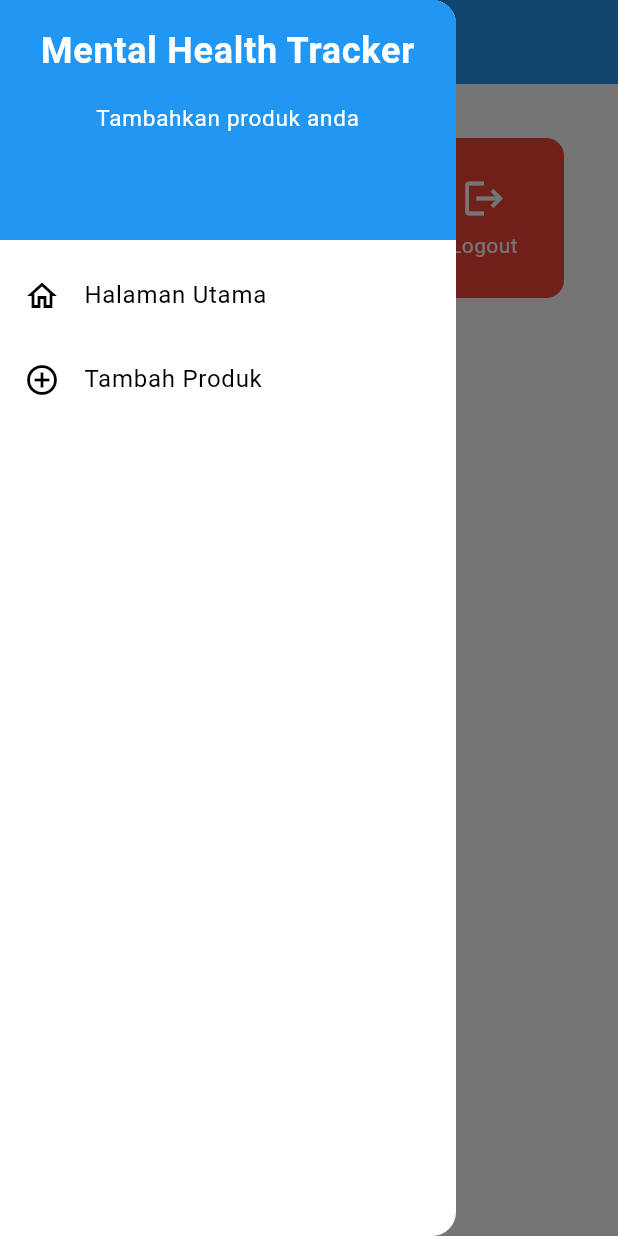
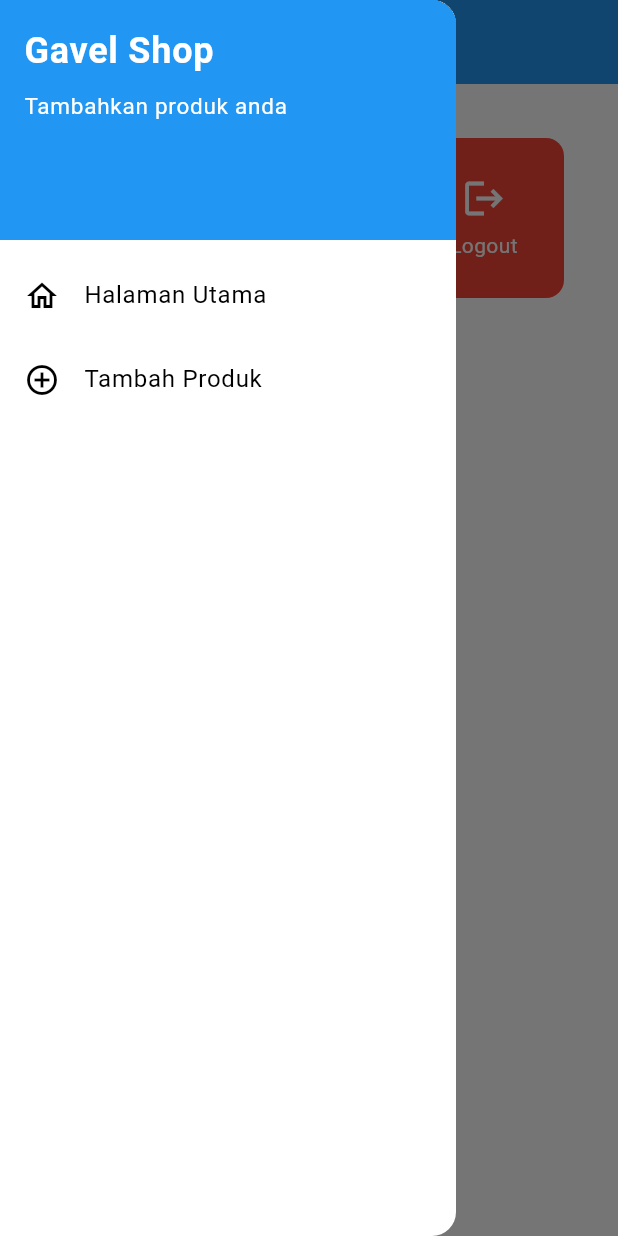
Before and after one commit to Gebxby/gavel-shop-mobile, a Flutter app: the screen it shows after launch, with the side drawer open, on a phone screen of 412 x 824 dp. Run offline on Flutter 3.47's test engine with Material 3 defaults, Android fonts, the phone set to English and light mode, and no system bars.

Commit message:
tugas 8 add fix bug

```diff
--- a/lib/widgets/left_drawer.dart
+++ b/lib/widgets/left_drawer.dart
@@ -1,7 +1,6 @@
 import 'package:flutter/material.dart';
 import 'package:gavel_shop_mobile/screens/menu.dart';
 import 'package:gavel_shop_mobile/screens/productEntry.dart';
-
 
 class LeftDrawer extends StatelessWidget {
   const LeftDrawer({super.key});
@@ -15,21 +14,22 @@ class LeftDrawer extends StatelessWidget {
             decoration: BoxDecoration(
               color: Theme.of(context).colorScheme.primary,
             ),
-            child: const Column(
+            child: Column(
+              crossAxisAlignment: CrossAxisAlignment.start, // Menyusun teks dari kiri
               children: [
-                Text(
-                  'Mental Health Tracker',
-                  textAlign: TextAlign.center,
+                const Text(
+                  'Gavel Shop',
+                  textAlign: TextAlign.left,
                   style: TextStyle(
                     fontSize: 24,
                     fontWeight: FontWeight.bold,
                     color: Colors.white,
                   ),
                 ),
-                Padding(padding: EdgeInsets.all(8)),
-                Text(
+                const Padding(padding: EdgeInsets.only(top: 8)),
+                const Text(
                   "Tambahkan produk anda",
-                  textAlign: TextAlign.center,
+                  textAlign: TextAlign.left,
                   style: TextStyle(
                     fontSize: 15,
                     color: Colors.white,
@@ -45,11 +45,12 @@ class LeftDrawer extends StatelessWidget {
             onTap: () {
               Navigator.pushReplacement(
                 context,
-                MaterialPageRoute(builder: (context) => const MyHomePage(title: 'Halaman Utama')),
+                MaterialPageRoute(
+                    builder: (context) =>
+                        const MyHomePage(title: 'Halaman Utama')),
               );
             },
           ),
-
           ListTile(
             leading: const Icon(Icons.add_circle_outline),
             title: const Text('Tambah Produk'),
```
